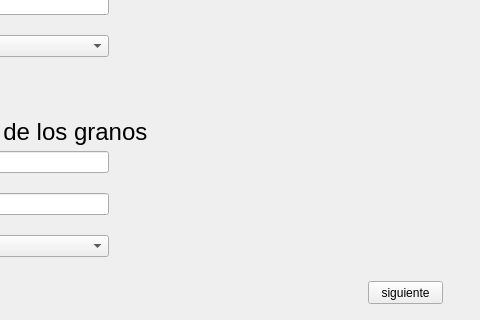
The window that gui_cartaporte_crear_3.ui (Jose-Cisneros/MoliTec) describes before a commit, drawn with Qt 5; both pictures show x 322 to 802 and y 279 to 599 of the 802 by 599 pixel window.
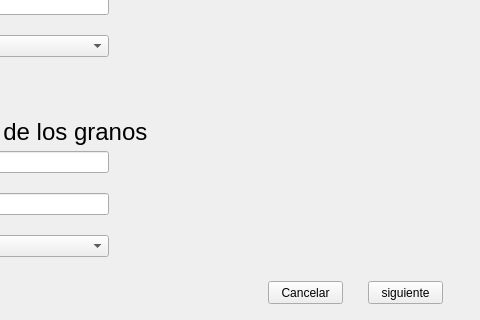
The same window after the commit.

Patch:
```diff
--- a/gui_cartaporte_crear_3.ui
+++ b/gui_cartaporte_crear_3.ui
@@ -278,6 +278,19 @@
     <string>Lugar de destino de los granos</string>
    </property>
   </widget>
+  <widget class="QPushButton" name="pushButton_2">
+   <property name="geometry">
+    <rect>
+     <x>590</x>
+     <y>560</y>
+     <width>75</width>
+     <height>23</height>
+    </rect>
+   </property>
+   <property name="text">
+    <string>Cancelar</string>
+   </property>
+  </widget>
  </widget>
  <resources/>
  <connections/>
```
